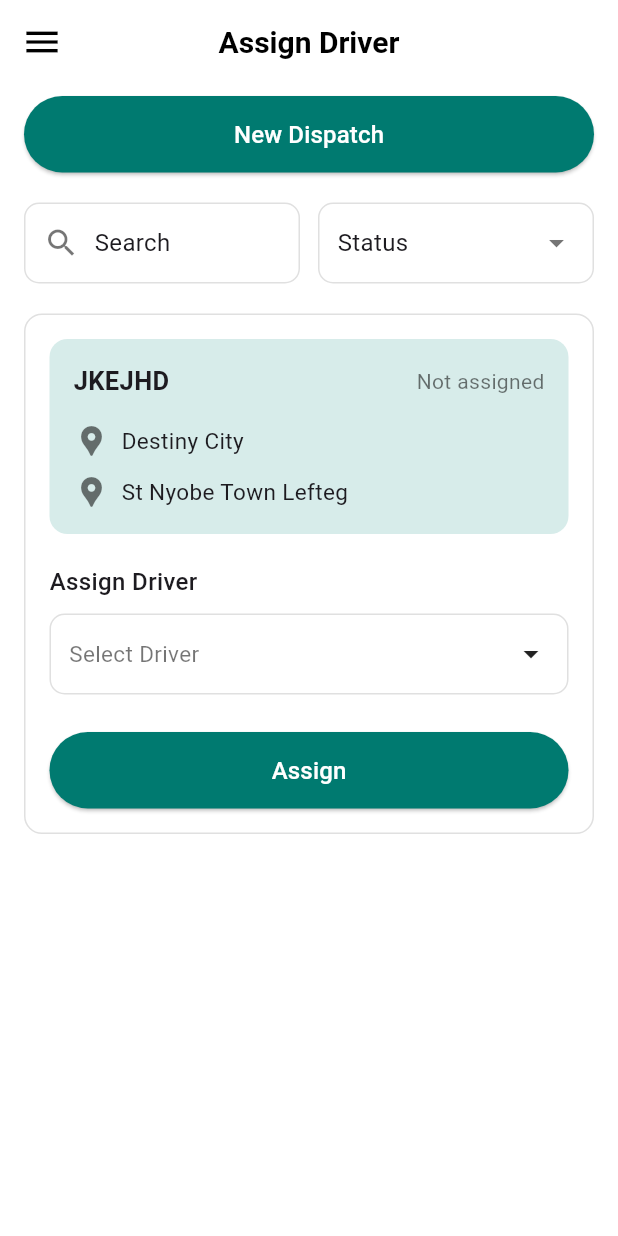
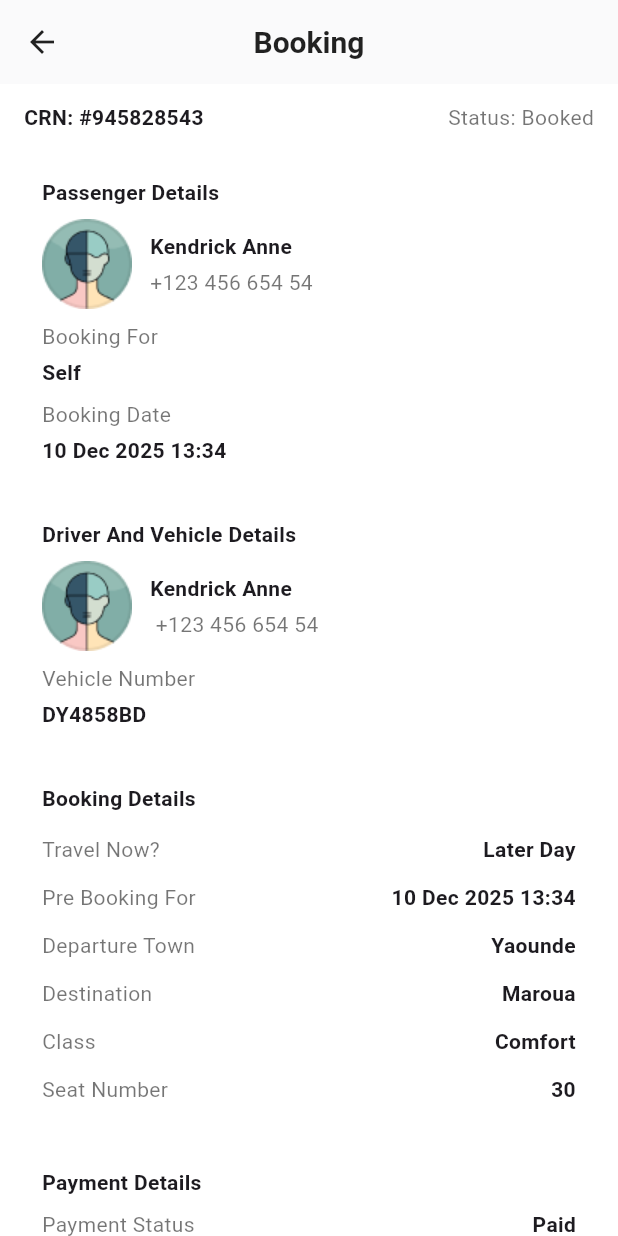
Before and after one commit to LivingstonTardzenyuy/taxi_app, a Flutter app: the AssignDriverScreen screen opened directly, after a tap on "Assign", on a phone screen of 412 x 824 dp. Run offline on Flutter 3.47's test engine with Material 3 defaults, Android fonts, the phone set to English and light mode, and no system bars; our stand-ins replace file_picker, fl_chart, get, google_fonts; missing offline and left inert: dart:ffi.

Commit message:
working on driver side

```diff
--- a/lib/agencyAdmin/booking/views/assign_driver.dart
+++ b/lib/agencyAdmin/booking/views/assign_driver.dart
@@ -1,5 +1,10 @@
 import 'package:flutter/material.dart';
+import 'package:get/get_core/src/get_main.dart';
+import 'package:get/get_navigation/src/extension_navigation.dart';
+import 'package:taxi_app/client_app/authentication/widgets/primary_button.dart';
 
+import '../../../booking/views/rider_booking.dart';
+import '../../dispatches/dispatches/views/dispatches.dart';
 import '../../widgets/drawer.dart';
 
 class AssignDriverScreen extends StatelessWidget {
@@ -172,18 +177,11 @@ class AssignDriverScreen extends StatelessWidget {
 
                   SizedBox(
                     width: double.infinity,
-                    child: ElevatedButton(
-                      onPressed: () {},
-                      style: ElevatedButton.styleFrom(
-                        backgroundColor: const Color(0xFF007A70),
-                        shape: RoundedRectangleBorder(borderRadius: BorderRadius.circular(30)),
-                        padding: const EdgeInsets.symmetric(vertical: 14),
-                      ),
-                      child: const Text(
-                        "Assign",
-                        style: TextStyle(fontSize: 16, color: Colors.white),
-                      ),
-                    ),
+                    child: PrimaryButton(
+                        label: "Assign",
+                        onPressed: () {
+                          Get.to(RiderBookingScreen());
+                        })
                   ),
                 ],
               ),
--- a/lib/agencyAdmin/widgets/drawer.dart
+++ b/lib/agencyAdmin/widgets/drawer.dart
@@ -2,6 +2,7 @@ import 'package:flutter/material.dart';
 import 'package:get/get.dart';
 import 'package:taxi_app/agencyAdmin/admin_payment/view/payment.dart';
 import 'package:taxi_app/agencyAdmin/dispatches/dispatches/views/assigned_trip.dart';
+import 'package:taxi_app/agencyAdmin/drivers/views/drivers_list.dart';
 import 'package:taxi_app/agencyAdmin/feedback/views/feedback.dart';
 import 'package:taxi_app/agencyAdmin/travellers/views/car_request/car_request_list.dart';
 import 'package:taxi_app/client_app/features/bookings/booking.dart';
@@ -73,7 +74,7 @@ class AdminDrawer extends StatelessWidget {
                       title: "Drivers",
                       isActive: activePage == "Drivers",
                         onTap: () {
-
+                          Get.to(DriversListScreen());
                         }
                     ),
                     _menuItem(
--- /dev/null
+++ b/lib/booking/views/rider_booking.dart
@@ -0,0 +1,132 @@
+import 'package:flutter/material.dart';
+import 'package:taxi_app/theme/colors.dart';
+
+class RiderBookingScreen extends StatelessWidget {
+  const RiderBookingScreen({Key? key}) : super(key: key);
+
+  Widget _infoLabel(String label, String value) {
+    return Padding(
+      padding: const EdgeInsets.symmetric(vertical: 6.0),
+      child: Row(
+        crossAxisAlignment: CrossAxisAlignment.start,
+        children: [
+          Expanded(child: Text(label, style: const TextStyle(color: Colors.black54))),
+          const SizedBox(width: 8),
+          Expanded(child: Text(value, textAlign: TextAlign.right, style: const TextStyle(fontWeight: FontWeight.w600))),
+        ],
+      ),
+    );
+  }
+
+  @override
+  Widget build(BuildContext context) {
+    return Scaffold(
+      backgroundColor: Colors.white,
+      appBar: AppBar(
+        backgroundColor: Colors.white,
+        elevation: 0.6,
+        leading: IconButton(icon: const Icon(Icons.arrow_back, color: Colors.black87), onPressed: () => Navigator.of(context).pop()),
+        centerTitle: true,
+        title: const Text('Booking', style: TextStyle(color: Colors.black87, fontWeight: FontWeight.w600)),
+      ),
+      body: SafeArea(
+        child: SingleChildScrollView(
+          padding: const EdgeInsets.symmetric(horizontal: 16.0, vertical: 12),
+          child: Column(
+            crossAxisAlignment: CrossAxisAlignment.start,
+            children: [
+              // header CRN and status
+              Row(
+                children: const [
+                  Expanded(child: Text('CRN: #945828543', style: TextStyle(fontWeight: FontWeight.w600))),
+                  Text('Status: Booked', style: TextStyle(color: Colors.black54)),
+                ],
+              ),
+
+              const SizedBox(height: 18),
+
+              // Passenger Details
+              Padding(
+                padding: const EdgeInsets.all(12.0),
+                child: Column(
+                  crossAxisAlignment: CrossAxisAlignment.start,
+                  children: [
+                    const Text('Passenger Details', style: TextStyle(fontWeight: FontWeight.w600)),
+                    const SizedBox(height: 8),
+                    Row(children: [
+                      Image.asset("assets/images/img.png"),
+                      const SizedBox(width: 12),
+                      Expanded(child: Column(crossAxisAlignment: CrossAxisAlignment.start, children: const [Text('Kendrick Anne', style: TextStyle(fontWeight: FontWeight.w700)), SizedBox(height:4), Text('+123 456 654 54', style: TextStyle(color: Colors.black54))]))
+                    ]),
+                    const SizedBox(height: 8),
+                    const Text('Booking For', style: TextStyle(color: Colors.black54)),
+                    const SizedBox(height: 4),
+                    const Text('Self', style: TextStyle(fontWeight: FontWeight.w600)),
+                    const SizedBox(height: 8),
+                    const Text('Booking Date', style: TextStyle(color: Colors.black54)),
+                    const SizedBox(height: 4),
+                    const Text('10 Dec 2025 13:34', style: TextStyle(fontWeight: FontWeight.w600)),
+                  ],
+                ),
+              ),
+
+              const SizedBox(height: 12),
+
+              // Driver and vehicle details
+              Padding(
+                padding: const EdgeInsets.all(12.0),
+                child: Column(crossAxisAlignment: CrossAxisAlignment.start, children: [
+                  const Text('Driver And Vehicle Details', style: TextStyle(fontWeight: FontWeight.w600)),
+                  const SizedBox(height: 8),
+                  Row(children: [
+                    Image.asset("assets/images/img.png"),
+                    const SizedBox(width: 12),
+                    Expanded(child: Column(crossAxisAlignment: CrossAxisAlignment.start, children: const [Text('Kendrick Anne', style: TextStyle(fontWeight: FontWeight.w700)), SizedBox(height:4), Text(' +123 456 654 54', style: TextStyle(color: Colors.black54))]))
+                  ]),
+                  const SizedBox(height: 8),
+                  const Text('Vehicle Number', style: TextStyle(color: Colors.black54)),
+                  const SizedBox(height: 4),
+                  const Text('DY4858BD', style: TextStyle(fontWeight: FontWeight.w600)),
+                ]),
+              ),
+
+              const SizedBox(height: 12),
+
+              // Booking Details
+              Padding(
+                padding: const EdgeInsets.all(12.0),
+                child: Column(crossAxisAlignment: CrossAxisAlignment.start, children: [
+                  const Text('Booking Details', style: TextStyle(fontWeight: FontWeight.w600)),
+                  const SizedBox(height: 8),
+                  _infoLabel('Travel Now?', 'Later Day'),
+                  _infoLabel('Pre Booking For', '10 Dec 2025 13:34'),
+                  _infoLabel('Departure Town', 'Yaounde'),
+                  _infoLabel('Destination', 'Maroua'),
+                  _infoLabel('Class', 'Comfort'),
+                  _infoLabel('Seat Number', '30'),
+                ]),
+              ),
+
+              const SizedBox(height: 12),
+
+              // Payment details
+              Padding(
+                padding: const EdgeInsets.all(12.0),
+                child: Column(crossAxisAlignment: CrossAxisAlignment.start, children: [
+                  const Text('Payment Details', style: TextStyle(fontWeight: FontWeight.w600)),
+                  const SizedBox(height: 8),
+                  Row(children: const [Expanded(child: Text('Payment Status', style: TextStyle(color: Colors.black54))), Text('Paid', style: TextStyle(fontWeight: FontWeight.w600))]),
+                  const SizedBox(height: 8),
+                  Row(children: const [Expanded(child: Text('Payment Type', style: TextStyle(color: Colors.black54))), Text('Card', style: TextStyle(fontWeight: FontWeight.w600))]),
+                  const SizedBox(height: 8),
+                  Row(children: const [Expanded(child: Text('Fare', style: TextStyle(color: Colors.black54))), Text('\$25', style: TextStyle(fontWeight: FontWeight.w600))]),
+                ]),
+              ),
+
+            ],
+          ),
+        ),
+      ),
+    );
+  }
+}
```
Also changed, not shown: lib/agencyAdmin/dispatches/dispatches/views/dispatches.dart (added, +116 -0 lines), lib/agencyAdmin/dispatches/dispatches/widgets/trip_details.dart (+6 -1 lines), lib/agencyAdmin/dispatches/views/dispatch.dart (added, +115 -0 lines), lib/agencyAdmin/drivers/views/driver_add_request.dart (added, +148 -0 lines), lib/agencyAdmin/drivers/views/driver_detail.dart (added, +93 -0 lines), lib/agencyAdmin/drivers/views/drivers_list.dart (added, +87 -0 lines), lib/agencyAdmin/drivers/views/drivers.dart (added).
